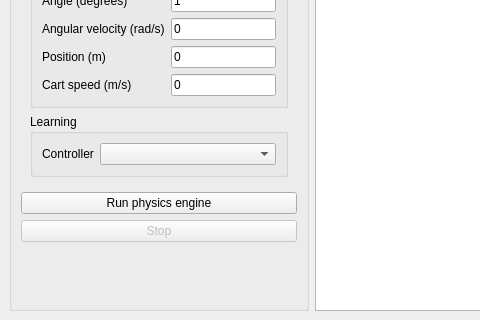
pawel-k/pendulum, file pl/edu/agh/iwum/pendulum/gui/MainWindowUi.ui: the form before one commit; both pictures show x 0 to 480 and y 280 to 600 of the 1000 by 600 pixel window.
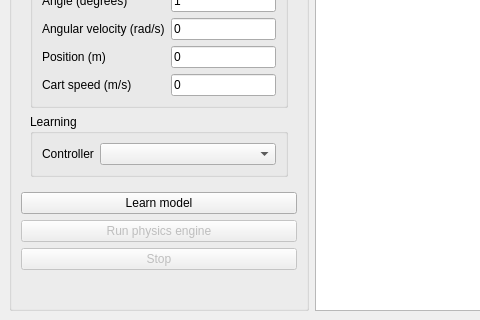
The form after the commit.

Commit message: Moved learning to separate button

The edit to the form file:
```diff
--- a/pl/edu/agh/iwum/pendulum/gui/MainWindowUi.ui
+++ b/pl/edu/agh/iwum/pendulum/gui/MainWindowUi.ui
@@ -211,8 +211,18 @@
          </layout>
         </widget>
        </item>
+       <item>
+        <widget class="QPushButton" name="learn">
+         <property name="text">
+          <string>Learn model</string>
+         </property>
+        </widget>
+       </item>
        <item>
         <widget class="QPushButton" name="run">
+         <property name="enabled">
+          <bool>false</bool>
+         </property>
          <property name="text">
           <string>Run physics engine</string>
          </property>
```
Left out of the diff: 1 changed line with no effect on the pictures. The commit also changes 6 other files.
